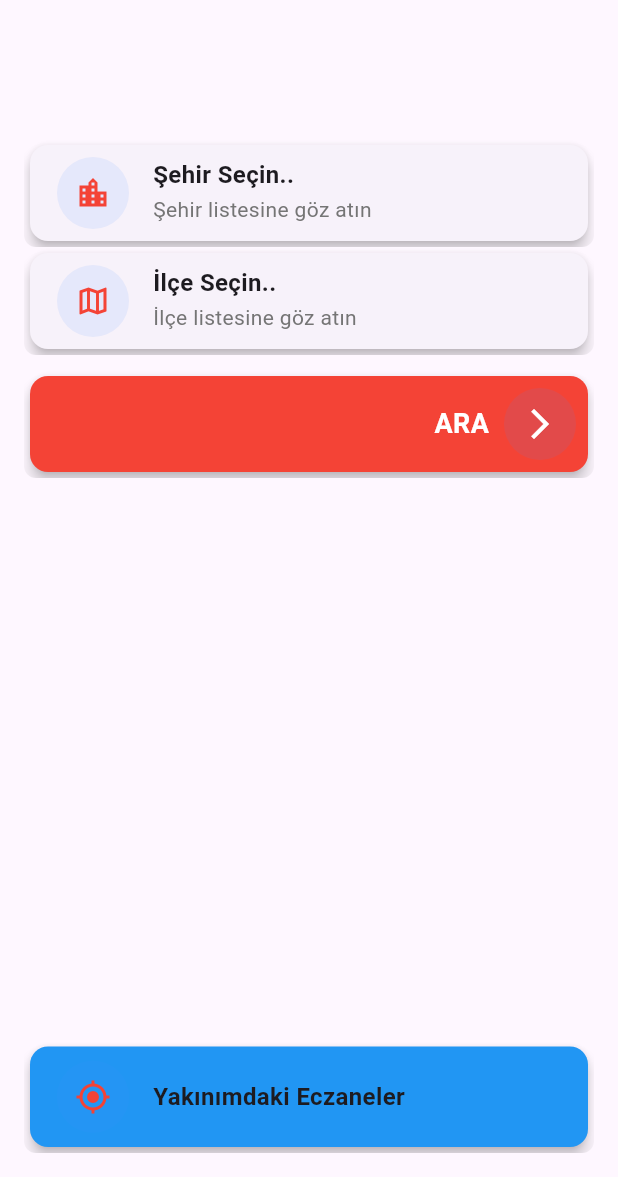
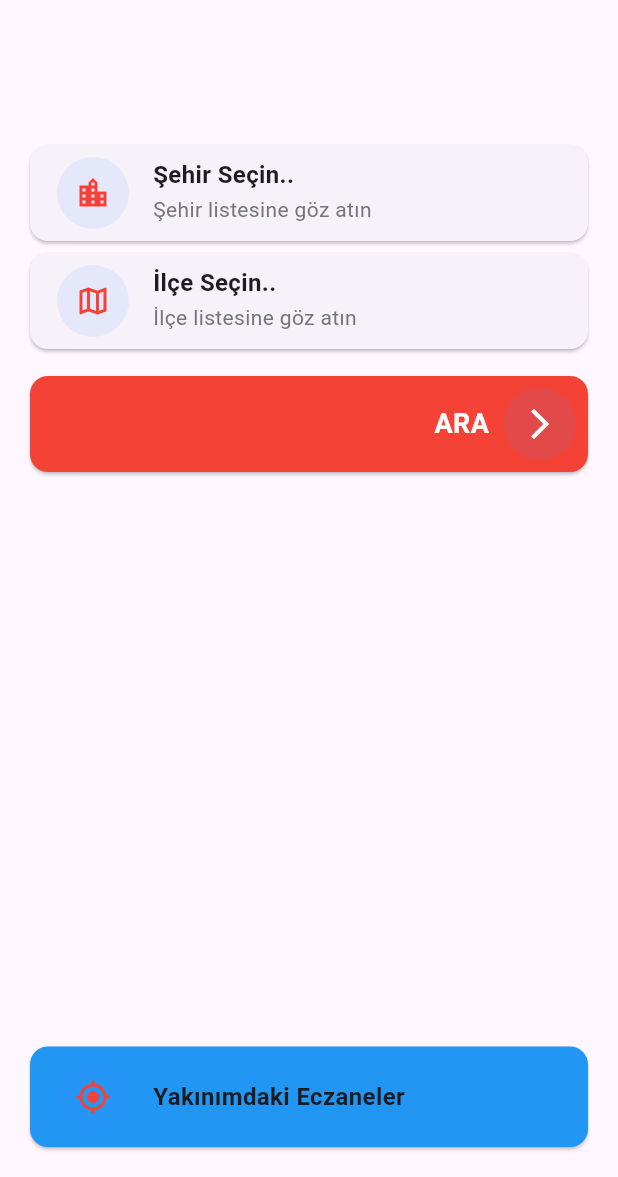
Before and after one commit to alinahmettekin/nobetcieczane, a Flutter app: the screen it shows after launch, on a phone screen of 412 x 824 dp, the part 59-1236 px from its top. Run offline on Flutter 3.47's test engine with Material 3 defaults, Android fonts, the light colour scheme and no system bars; our stand-ins replace dio, easy_localization, envied, flutter_bloc, flutter_native_splash, fpdart and 6 more; generated files the repository leaves out were written again; network calls fail.

```diff
--- a/lib/features/home/presentation/view/settings/settings_view.dart
+++ b/lib/features/home/presentation/view/settings/settings_view.dart
@@ -47,7 +47,7 @@ class _SettingsViewState extends State<SettingsView> {
                     style: const TextStyle(fontWeight: FontWeight.bold),
                   ),
                   Switch(
-                    activeColor: Colors.grey,
+                    activeThumbColor: Colors.grey,
                     value: Theme.of(context).brightness == Brightness.dark,
                     onChanged: (value) =>
                         context.read<ThemeCubit>().toggleTheme(),
--- a/lib/features/home/presentation/widgets/button/location_button.dart
+++ b/lib/features/home/presentation/widgets/button/location_button.dart
@@ -29,7 +29,7 @@ class LocationButton extends StatelessWidget {
         child: ClipRRect(
           borderRadius: BorderRadius.circular(8),
           child: Card(
-            elevation: 4,
+            elevation: 1,
             color: ColorSchemeLight.instance.blue,
             child: Padding(
               padding: const EdgeInsets.all(8),
--- a/lib/features/home/presentation/widgets/button/search_button.dart
+++ b/lib/features/home/presentation/widgets/button/search_button.dart
@@ -32,7 +32,7 @@ class SearchButton extends StatelessWidget {
         child: ClipRRect(
           borderRadius: BorderRadius.circular(8),
           child: Card(
-            elevation: 4,
+            elevation: 1,
             color: ColorSchemeLight.instance.red,
             child: Padding(
               padding: const EdgeInsets.all(8),
--- a/lib/features/home/presentation/widgets/selection_card.dart
+++ b/lib/features/home/presentation/widgets/selection_card.dart
@@ -36,7 +36,7 @@ class SelectionButton extends StatelessWidget {
         child: ClipRRect(
           borderRadius: BorderRadius.circular(8),
           child: Card(
-            elevation: 4,
+            elevation: 1,
             child: Padding(
               padding: const EdgeInsets.all(8),
               child: Row(
--- a/lib/init_dependencies.main.dart
+++ b/lib/init_dependencies.main.dart
@@ -1,7 +1,7 @@
 part of 'init_dependencies.dart';
 
 /// A service locator that provides dependency injection.
-final serviceLocator = GetIt.instance;
+final GetIt serviceLocator = GetIt.instance;
 
 /// Initializes the dependencies.
 Future<void> initDependencies() async {
```
Also changed, not shown: pubspec.yaml (+8 -8 lines), lib/core/init/lang/translations/locale_keys.g.dart, pubspec.lock, 3 other files.
